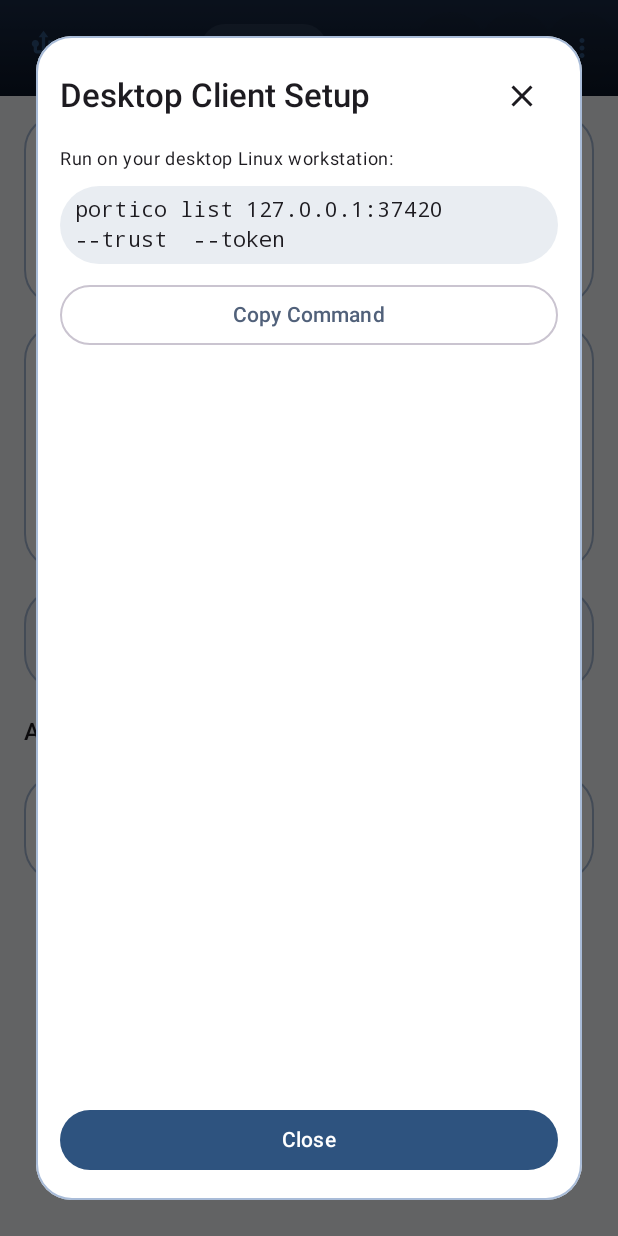
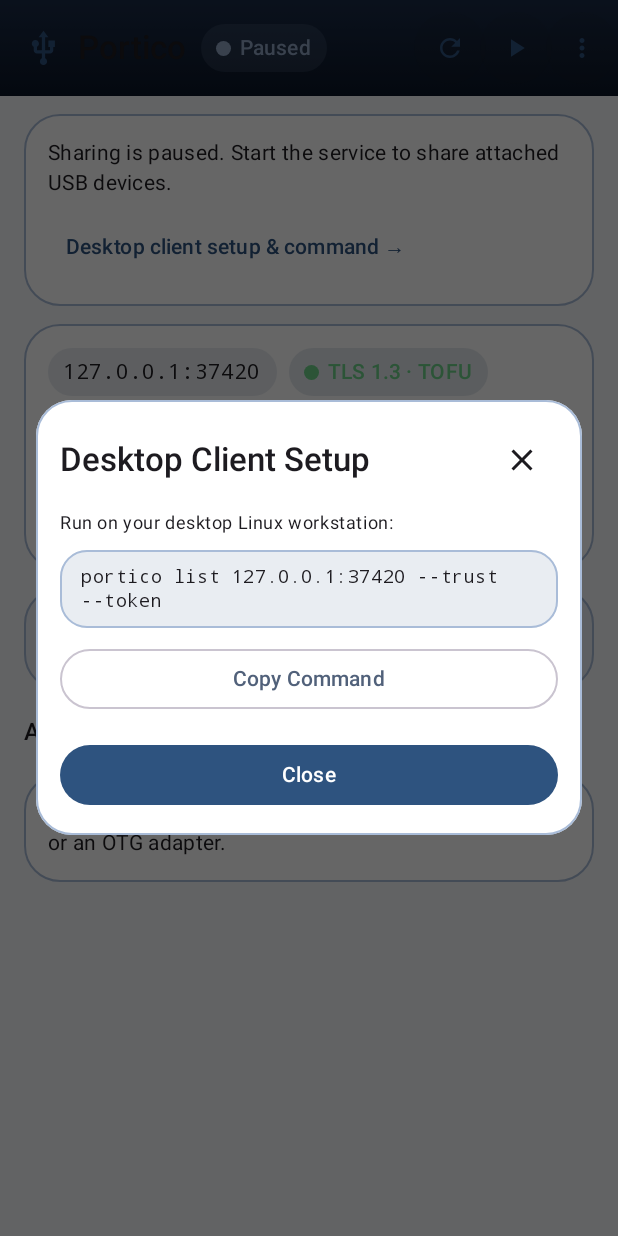
Before and after one commit to bamit99/Portico, an Android app built with Jetpack Compose: the screen it shows after launch (MainActivity), after a tap on "Desktop client setup & command →", on a phone screen of 412 x 824 dp. Run offline under Robolectric (Android 15) with nearby library versions, the phone set to English and light mode, and no system bars.

Commit message:
ui: fix sheet stretch (remove column weight spacers) and multiline code block (wraps, selectable, no capsule clipping)

```diff
--- a/android/app/src/main/java/io/portico/app/ui/InfoDialogs.kt
+++ b/android/app/src/main/java/io/portico/app/ui/InfoDialogs.kt
@@ -2,7 +2,6 @@ package io.portico.app.ui
 
 import android.content.Intent
 import android.net.Uri
-import androidx.compose.foundation.layout.Spacer
 import androidx.compose.foundation.layout.fillMaxWidth
 import androidx.compose.material3.Button
 import androidx.compose.material3.MaterialTheme
@@ -37,7 +36,7 @@ fun DesktopClientSetupDialog(
         },
     ) {
         Text("Run on your desktop Linux workstation:", style = MaterialTheme.typography.bodySmall)
-        MonoValuePill(
+        CodeBlock(
             text = cmd,
             modifier = Modifier.fillMaxWidth(),
         )
@@ -49,7 +48,6 @@ fun DesktopClientSetupDialog(
             },
             modifier = Modifier.fillMaxWidth(),
         )
-        Spacer(Modifier.weight(1f))
     }
 }
 
@@ -83,7 +81,6 @@ fun HelpDialog(onDismiss: () -> Unit) {
             },
             modifier = Modifier.fillMaxWidth(),
         )
-        Spacer(Modifier.weight(1f))
     }
 }
 
@@ -107,6 +104,5 @@ fun AboutDialog(onDismiss: () -> Unit) {
                 "Project: https://github.com/bamit99/Portico",
             style = MaterialTheme.typography.bodySmall,
         )
-        Spacer(Modifier.weight(1f))
     }
 }
--- a/android/app/src/main/java/io/portico/app/ui/PorticoComponents.kt
+++ b/android/app/src/main/java/io/portico/app/ui/PorticoComponents.kt
@@ -25,6 +25,7 @@ import androidx.compose.foundation.lazy.LazyColumn
 import androidx.compose.foundation.lazy.LazyListScope
 import androidx.compose.foundation.shape.CircleShape
 import androidx.compose.foundation.shape.RoundedCornerShape
+import androidx.compose.foundation.text.selection.SelectionContainer
 import androidx.compose.material.icons.Icons
 import androidx.compose.material.icons.filled.Close
 import androidx.compose.material.icons.filled.ContentCopy
@@ -107,6 +108,31 @@ fun PillSurface(
             modifier = Modifier.padding(horizontal = 10.dp, vertical = 6.dp),
         ) {
             content()
+        }
+    }
+}
+
+/** Multi-line code block (commands, long values). Wraps, 18dp corners, selectable. */
+@Composable
+fun CodeBlock(
+    text: String,
+    modifier: Modifier = Modifier,
+) {
+    Surface(
+        shape = RoundedCornerShape(18.dp),
+        color = MaterialTheme.colorScheme.primary.copy(alpha = 0.10f),
+        border = BorderStroke(1.dp, MaterialTheme.colorScheme.outline),
+        modifier = modifier.fillMaxWidth(),
+    ) {
+        SelectionContainer {
+            Text(
+                text,
+                style = MaterialTheme.typography.bodySmall,
+                fontFamily = FontFamily.Monospace,
+                fontWeight = FontWeight.Medium,
+                color = MaterialTheme.colorScheme.onSurface,
+                modifier = Modifier.padding(horizontal = 14.dp, vertical = 10.dp),
+            )
         }
     }
 }
```
